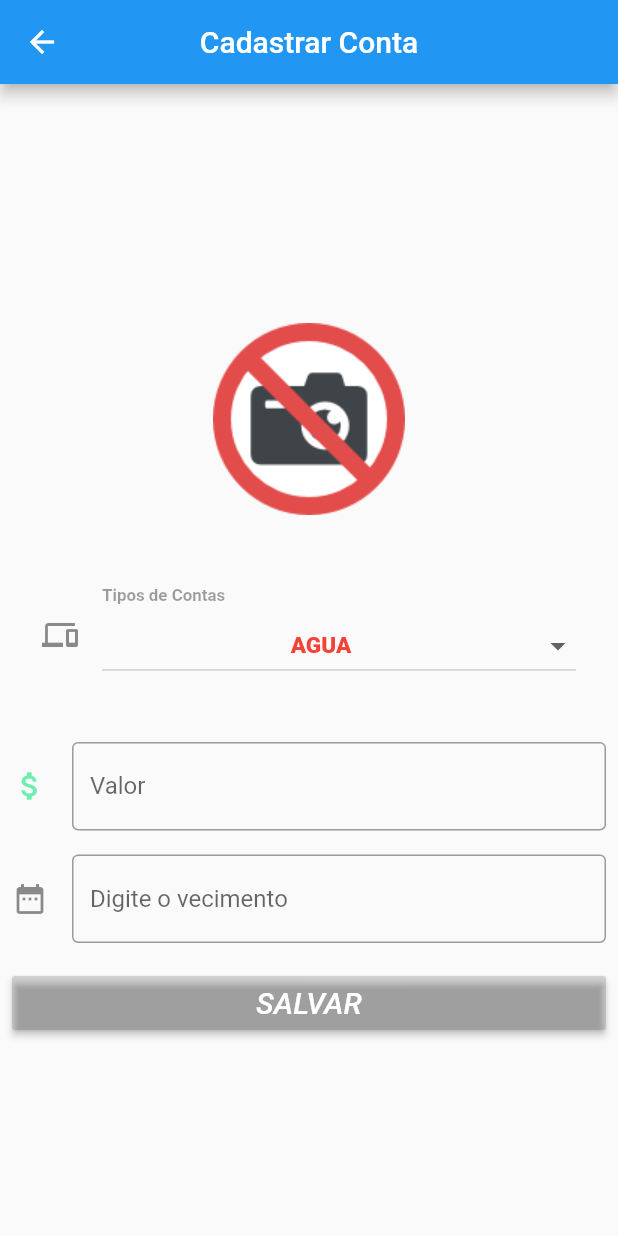
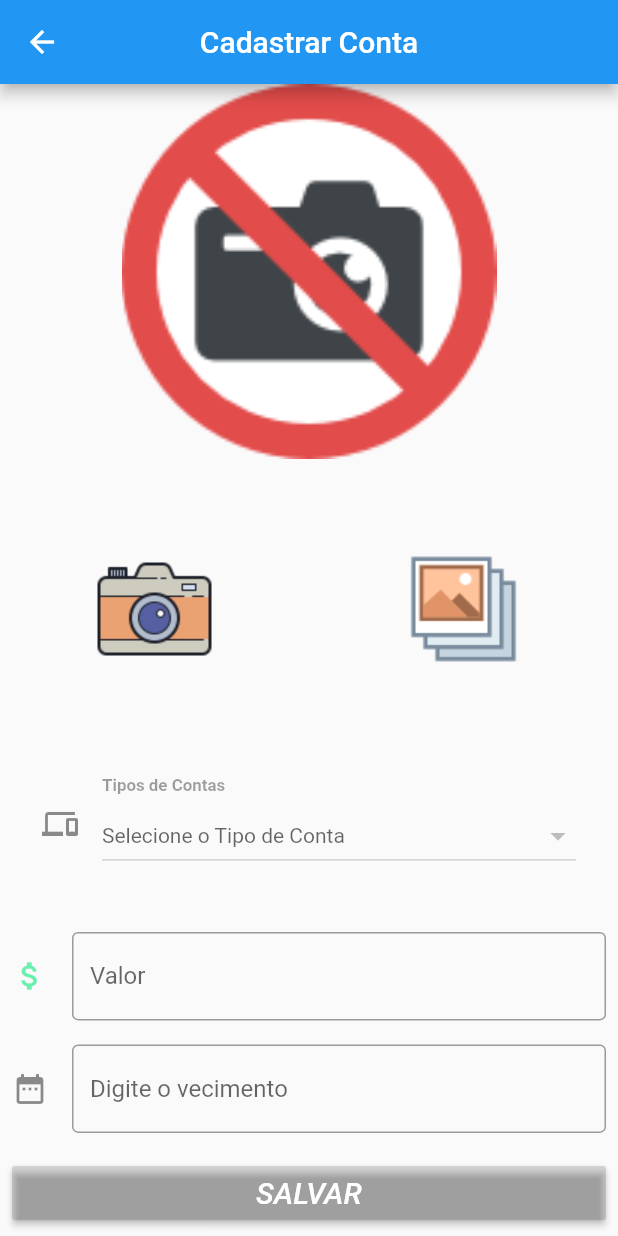
Before and after one commit to MatheusHard/ContasPagas, a Flutter app: the Cadastrar_Conta screen opened directly, on a phone screen of 412 x 824 dp. Run offline on Flutter 3.47's test engine with Material 2 defaults, Android fonts, the phone set to English and light mode, and no system bars; our stand-ins replace image_cropper, image_picker, shared_preferences, sqflite; missing offline and left inert: card_settings; accounts and stored records are empty.

Commit message:
Add Photo or Gallery File no cadastro da conta

```diff
--- a/contas_pagas_2021/lib/helper/db_helper.dart
+++ b/contas_pagas_2021/lib/helper/db_helper.dart
@@ -2,6 +2,7 @@ import 'package:pagamento_de_contas/data_model/conta_data_model.dart';
 import 'package:pagamento_de_contas/data_model/tipo_data_model.dart';
 import 'package:pagamento_de_contas/models/conta.dart';
 import 'package:pagamento_de_contas/models/tipo.dart';
+import 'package:pagamento_de_contas/utils/utils.dart';
 import 'package:sqflite/sqflite.dart';
 import 'dart:io';
 import 'package:path/path.dart';
@@ -52,6 +53,9 @@ class DBHelper{
     await db.execute(ContaDataModel.criarTabela());
     await db.execute(TipoDataModel.criarTabela());
 
+
+
+
   }
 
   Future<int> insertConta (Conta contaModel) async{
--- a/contas_pagas_2021/lib/iu/cadastrar_conta.dart
+++ b/contas_pagas_2021/lib/iu/cadastrar_conta.dart
@@ -8,6 +8,8 @@ import 'package:pagamento_de_contas/helper/db_helper.dart';
 import 'package:pagamento_de_contas/models/conta.dart';
 import 'package:pagamento_de_contas/models/tipo.dart';
 import 'package:pagamento_de_contas/utils/utils.dart';
+import 'package:image_cropper/image_cropper.dart';
+
 
 class Cadastrar_Conta extends StatefulWidget {
   @override
@@ -21,36 +23,109 @@ class _Cadastrar_ContaState extends State<Cadastrar_Conta> {
   List<Tipo> _listaTipos = List<Tipo>();
 
   File _imageFile;
+
+  ///********/
+  File _selectedFile;
+  bool _inProcess = false;
+
   DateTime _dateTime;
   final _valorController = TextEditingController();
   final _dataController = TextEditingController();
 
   double _valorConta;
-  String _descricaoTipo;
   int _idTipo;
-  //String _dataConta = Utils.formatarData(Utils.getDataHora().toString(), 1);
 
-
-
-
-  _openCamera() async{
+  _openCamera( ) async{
    var picture = await ImagePicker.pickImage(
                                             source: ImageSource.camera,
                                             maxHeight: 480,
                                             maxWidth: 640,
                                             imageQuality: 50 );
+
     this.setState((){
       _imageFile = picture;
     });
   }
 
+  /**************TESTES GET IMAGE*******************/
+
+  Widget getImageWidget(){
+    if(_selectedFile != null){
+      return Image.file(
+        _selectedFile,
+        width: 250,
+        height: 250,
+        fit: BoxFit.cover,
+      );
+    }else{
+      return Image.asset(
+        "assets/no_camera_icon.png",
+        width: 250,
+        height: 250,
+        fit: BoxFit.cover,
+      );
+    }
+  }
+
+  _getImage(ImageSource source) async{
+    this.setState(() {
+      _inProcess = true;
+
+    });
+    File image = await ImagePicker.pickImage(
+        source: source,
+        maxHeight: 480,
+        maxWidth: 640,
+        imageQuality: 50 );
+    if(image != null){
+      File cropped = await ImageCropper.cropImage(
+          sourcePath: image.path,
+          aspectRatio: CropAspectRatio(
+              ratioX: 1,
+              ratioY: 1),
+          compressQuality: 50,
+          maxWidth: 500,
+          maxHeight: 500,
+          compressFormat: ImageCompressFormat.jpg,
+          androidUiSettings: AndroidUiSettings(
+              toolbarColor: Colors.deepOrange,
+              toolbarTitle: "RPS Cropper",
+              statusBarColor: Colors.deepOrange.shade900,
+              backgroundColor: Colors.white
+          )
+      );
+      this.setState(() {
+        _selectedFile = cropped;
+        _inProcess = false;
+      });
+    } else {
+      this.setState(() {
+        _inProcess = false;
+      });
+    }
+
+
+
+  }
+
+
+  ///**************************************************/
+
 
   Widget _decideImageView (){
     if(_imageFile == null){
-      return  Image.asset("assets/no_camera_icon.png",
+      return
+        Row(children: [
+          Image.asset("assets/icons_camera_100.png",
           height: 200.0,
           width: 200.0,
-      );
+        ),
+          Image.asset("assets/icons_gallery_80.png",
+            height: 200.0,
+            width: 200.0,
+          )
+        ],);
+
     }else{
       return
      Image.file(_imageFile, width: 200, height:  200,);
@@ -59,11 +134,6 @@ class _Cadastrar_ContaState extends State<Cadastrar_Conta> {
 
   @override
   void initState() {
-    _db.insertTipo(new Tipo("Energia"));
-    _db.insertTipo(new Tipo("Agua"));
-    _db.insertTipo(new Tipo("Escolha uma Opção"));
-    _db.insertTipo(new Tipo("Internet"));
-
     getTiposContas();
     super.initState();
 
@@ -75,7 +145,7 @@ class _Cadastrar_ContaState extends State<Cadastrar_Conta> {
   Tipo _selectedTipo = null;
 
   List<DropdownMenuItem<Tipo>> buildDropdownMenuItemsTipos (List tipos){
-    List<DropdownMenuItem<Tipo>> items = List();
+    List<DropdownMenuItem<Tipo>> items = [];
     for(Tipo tipo in tipos){
       items.add(
           DropdownMenuItem(
@@ -109,14 +179,46 @@ class _Cadastrar_ContaState extends State<Cadastrar_Conta> {
         centerTitle: true,
       ),
 
-       body: Center(
+       body: Stack(
+         children: [
+           Center(
 
                child:  SingleChildScrollView(
 
                  child: Column(
+                   mainAxisAlignment: MainAxisAlignment.center,
+                   mainAxisSize: MainAxisSize.min,
+
                    children: <Widget>[
-
+                     getImageWidget(),
+                    ///***********************/
+                     Row(
+                       mainAxisAlignment:  MainAxisAlignment.center,
+                       children: [
+                         Expanded(child:
                          GestureDetector(
+                           child:    Image.asset("assets/icons_camera_100.png",
+                             height: 200.0,
+                             width: 200.0,
+                           ),
+                           onTap: (){
+                             _getImage(ImageSource.camera);
+                           },
+                         )),
+                         Expanded(child:
+                         GestureDetector(
+                           child:    Image.asset("assets/icons_gallery_80.png",
+                             height: 200.0,
+                             width: 200.0,
+                           ),
+                           onTap: (){
+                             _getImage(ImageSource.gallery);
+                           },
+                         ))
+                       ],
+                     ),
+                     ///*************************/
+                  /*   GestureDetector(
                          onTap: () {
                            _openCamera();
                          },
@@ -127,7 +229,7 @@ class _Cadastrar_ContaState extends State<Cadastrar_Conta> {
                            borderRadius: BorderRadius.circular(10.0),
 
                          )
-               ),
+                     ),*/
 
                      /********DROP TIPOS*********/
                      Padding(
@@ -198,15 +300,7 @@ class _Cadastrar_ContaState extends State<Cadastrar_Conta> {
                              });
                            });
                          },
-                   /*   if (picked != null && picked != selectedDate)
-      setState(() {
-        selectedDate = picked;
-        _date.value = TextEditingValue(
-            text: formatter.format(
-                picked));//Use formatter to format selected date and assign to text field
-      });
-    return _date;
-  }      */
+
 
                          keyboardType: TextInputType.datetime,
                          controller: _dataController,
@@ -220,21 +314,7 @@ class _Cadastrar_ContaState extends State<Cadastrar_Conta> {
                        ),
 
                      ),
-             /*  IconButton(
-                   icon:
-                   Icon(Icons.date_range),
-                        onPressed: (){
-                          showDatePicker(
-                              context: context,
-                              initialDate: DateTime.now(),
-                              firstDate: DateTime(2000),
-                              lastDate: DateTime(2030)
-                          ).then((date){
-                            setState(() {
-                              _dateTime = date;
-                            });
-                          });
-                        }),*/
+
                      Padding(
                        padding: const EdgeInsets.all(8.0),
                        child: ButtonTheme(
@@ -253,11 +333,23 @@ class _Cadastrar_ContaState extends State<Cadastrar_Conta> {
 
                          ),
                        ),
+                     ),
+                    /* (_inProcess)?Container(
+                       color: Colors.white,
+                       height: MediaQuery.of(context).size.height * 0.95,
+                       child: Center(
+                         child: CircularProgressIndicator(),
+                       ),
+                     ):Center()*/
+                   ],
+                 ),
+
+               ),
+
            )
          ],
        ),
-         )
-       )
+
     );
 
 
@@ -271,13 +363,15 @@ class _Cadastrar_ContaState extends State<Cadastrar_Conta> {
     print(_idTipo.toString());
 
     setState(() {
-      if (_imageFile != null){
+     // if (_imageFile != null){
+      if(_selectedFile != null){
          /* && _dataController.value.toString() != ""
           && _dataController.value.toString() != ""
             */
 if(_valorController.value.text.toString() != "" && _valorController.value.text.toString() != null) {
   _valorConta = double.parse(_valorController.text);
-  file = Utils.base64String(_imageFile.readAsBytesSync());
+  //file = Utils.base64String(_imageFile.readAsBytesSync());
+  file = Utils.base64String(_selectedFile.readAsBytesSync());
   _db.insertConta(new Conta(_valorConta, _dateTime.toString(), file, _idTipo, null));
 
   clearControllers();
--- a/contas_pagas_2021/lib/main.dart
+++ b/contas_pagas_2021/lib/main.dart
@@ -18,12 +18,17 @@ void main() async{
 
    // int a = await db.insertTipo(new Tipo("Internet"));
    /// print(a);
+  ///
 
-
-  List list = await db.getContasTipos();
+  /*await db.insertTipo(Tipo("ESCOLHA UMA OPÇÃO"));
+  await db.insertTipo(Tipo("Energia"));
+  await db.insertTipo(Tipo("Agua"));
+  await db.insertTipo(Tipo("Internet"));
+*/
+  /*List list = await db.getContasTipos();
   for(var conta in list){
     print("Conta e Tipo: "+ conta.toString());
-  }
+  }*/
   //File i = Image.asset("assets/no_camera_icon.png");
   //var data3 = data.toString();
 
@@ -31,6 +36,7 @@ void main() async{
   runApp(
     MaterialApp(
       home: Principal(),
+      debugShowCheckedModeBanner: false,
     )
 
   );
--- a/contas_pagas_2021/lib/utils/utils.dart
+++ b/contas_pagas_2021/lib/utils/utils.dart
@@ -6,6 +6,7 @@ import 'package:flutter/material.dart';
 import 'package:flutter/widgets.dart';
 import 'package:intl/date_symbol_data_local.dart';
 import 'package:intl/intl.dart';
+import 'package:pagamento_de_contas/models/tipo.dart';
 import 'package:shared_preferences/shared_preferences.dart';
 
   class Utils {
@@ -66,6 +67,20 @@ static const String IMG_KEY = 'IMAGE_KEY';
     return base64Encode(bytes);
   }
 
+  static List<Tipo> getTiposPadrao(){
+
+      List<Tipo> list = [
+      Tipo("ESCOLHA UMA OPÇÃO"),
+      Tipo("Energia"),
+      Tipo("Agua"),
+      Tipo("Internet"),
+      Tipo("GESTOR MUNICIPAL")
+    ];
+
+    return list;
+
+
+  }
   static Image imageFromBase64String(String bytes){
     return Image.memory(
         base64Decode(bytes),
--- a/contas_pagas_2021/pubspec.yaml
+++ b/contas_pagas_2021/pubspec.yaml
@@ -36,6 +36,8 @@ dev_dependencies:
 
   sqflite: ^1.3.0
   path_provider: ^1.6.5
+  image_cropper: ^1.4.0
+
 
 
 
@@ -59,6 +61,8 @@ flutter:
   - assets/historico.png
   - assets/edit.png
   - assets/del.png
+  - assets/icons_camera_100.png
+  - assets/icons_gallery_80.png
 
 
   #  - images/a_dot_ham.jpeg
```
Also changed, not shown: contas_pagas_2021/lib/iu/listar_contas.dart (+40 -2 lines), contas_pagas_2021/lib/iu/principal.dart (+18 -28 lines), contas_pagas_2021/lib/menu/menu_conta.dart (+18 -9 lines), contas_pagas_2021/assets/icons_camera_100.png (added), contas_pagas_2021/assets/icons_gallery_80.png (added), contas_pagas_2021/pubspec.lock, 1 other file. Lines whose indentation alone changed are shown as unchanged.
